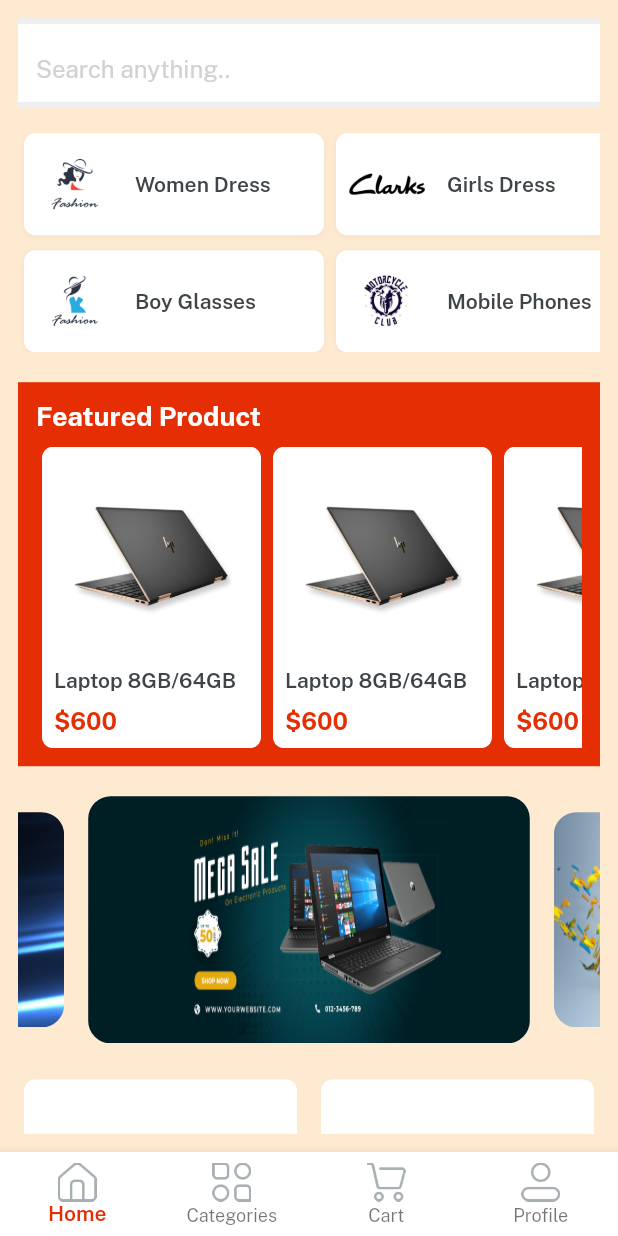
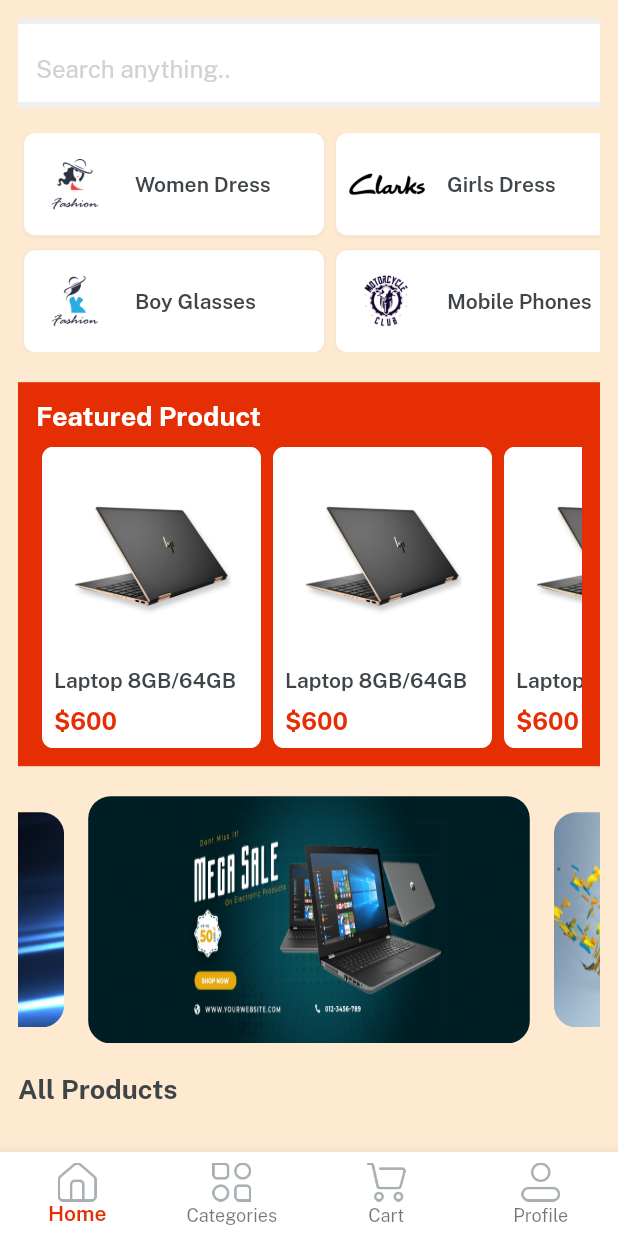
Before and after one commit to Ashu2607/eMart-Flutter, a Flutter app: the screen it shows once a user with an empty profile is signed in, scrolled down 661 dp, on a phone screen of 412 x 824 dp. Run offline on Flutter 3.47's test engine with Material 2 defaults, Android fonts, the phone set to English and light mode, and no system bars; drawn by our look-alikes of velocity_x; our stand-ins replace cloud_firestore, firebase_auth, firebase_core, firebase_storage, get, image_picker; accounts and stored records are empty.

Commit message:
Add All products on HOME VIEW

```diff
--- a/lib/consts/strings.dart
+++ b/lib/consts/strings.dart
@@ -19,6 +19,7 @@ const loggedout = "Logged ou successfully";
 const updated = "Updated";
 const typeMessage = "Type a message...";
 const orderPlaced = "Order placed";
+const allProducts = "All Products";
 
 const createNewAccount = "or, create new account";
 const loginWith = "Log in with";
--- a/lib/services/firestore_service.dart
+++ b/lib/services/firestore_service.dart
@@ -73,4 +73,8 @@ class FirestoreService {
               (value) => value.docs.length,
             ),
       ]);
+
+  // get all products
+  static getAllProducts() =>
+      firestore.collection(productsCollection).snapshots();
 }
--- a/lib/views/category_screen_view/item_details.dart
+++ b/lib/views/category_screen_view/item_details.dart
@@ -18,7 +18,7 @@ class ItemDetails extends StatelessWidget {
 
   @override
   Widget build(BuildContext context) {
-    var controller = Get.find<ProductController>();
+    var controller = Get.put(ProductController());
 
     return WillPopScope(
       onWillPop: () async {
--- a/lib/views/home_screen_view/home_screen.dart
+++ b/lib/views/home_screen_view/home_screen.dart
@@ -1,7 +1,12 @@
+import 'package:cloud_firestore/cloud_firestore.dart';
 import 'package:emart/common_widgets/home_buttons.dart';
+import 'package:emart/common_widgets/loading_indicator.dart';
 import 'package:emart/consts/consts.dart';
 import 'package:emart/consts/list.dart';
+import 'package:emart/services/firestore_service.dart';
+import 'package:emart/views/category_screen_view/item_details.dart';
 import 'package:emart/views/home_screen_view/components/featured_button.dart';
+import 'package:get/get.dart';
 
 class HomeScreen extends StatelessWidget {
   const HomeScreen({super.key});
@@ -190,7 +195,8 @@ class HomeScreen extends StatelessWidget {
                                     .box
                                     .white
                                     .roundedSM
-                                    .margin(const EdgeInsets.symmetric(horizontal: 4))
+                                    .margin(const EdgeInsets.symmetric(
+                                        horizontal: 4))
                                     .padding(const EdgeInsets.all(8))
                                     .make(),
                               ),
@@ -221,10 +227,25 @@ class HomeScreen extends StatelessWidget {
 
                     // All product section
                     20.heightBox,
-                    GridView.builder(
+                    Align(
+                      alignment: Alignment.centerLeft,
+                      child: allProducts.text
+                          .fontFamily(bold)
+                          .color(darkFontGrey)
+                          .size(18)
+                          .make(),
+                    ),
+                    20.heightBox,
+                    StreamBuilder(
+                      stream: FirestoreService.getAllProducts(),
+                      builder: (BuildContext context,
+                          AsyncSnapshot<QuerySnapshot> snapshot) {
+                        if (!snapshot.hasData) return loadingIndicator();
+                        var allProductData = snapshot.data!.docs;
+                        return GridView.builder(
                           shrinkWrap: true,
                           physics: const NeverScrollableScrollPhysics(),
-                        itemCount: 6,
+                          itemCount: allProductData.length,
                           gridDelegate:
                               const SliverGridDelegateWithFixedCrossAxisCount(
                             crossAxisCount: 2,
@@ -236,16 +257,21 @@ class HomeScreen extends StatelessWidget {
                             return Column(
                               crossAxisAlignment: CrossAxisAlignment.start,
                               children: [
-                              Image.asset(imgP5,
-                                  width: 200, height: 200, fit: BoxFit.cover),
+                                Image.network(
+                                  allProductData[index]['p_images'][0],
+                                  width: 200,
+                                  height: 200,
+                                  fit: BoxFit.cover,
+                                ),
                                 const Spacer(),
-                              "Laptop 8GB/64GB"
+                                "${allProductData[index]['p_name']}"
                                     .text
                                     .fontFamily(semibold)
                                     .color(darkFontGrey)
                                     .make(),
                                 10.heightBox,
-                              "\$600"
+                                "${allProductData[index]['p_price']}"
+                                    .numCurrency
                                     .text
                                     .color(redColor)
                                     .fontFamily(bold)
@@ -258,8 +284,20 @@ class HomeScreen extends StatelessWidget {
                                 .roundedSM
                                 .margin(const EdgeInsets.all(4))
                                 .padding(const EdgeInsets.all(12))
-                              .make();
-                        })
+                                .make()
+                                .onTap(
+                              () {
+                                Get.to(
+                                  () => ItemDetails(
+                                      title: allProductData[index]['p_name'],
+                                      data: allProductData[index]),
+                                );
+                              },
+                            );
+                          },
+                        );
+                      },
+                    ),
                   ],
                 ),
               ),
```
Lines whose indentation alone changed are shown as unchanged.
